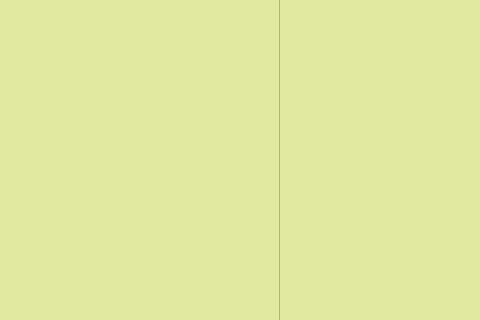
Qt form Game/mainwindow.ui (AkiKankaanpaa/Prog3Project) before a commit; both pictures show x 520 to 1000 and y 310 to 630 of the 1000 by 800 pixel window.
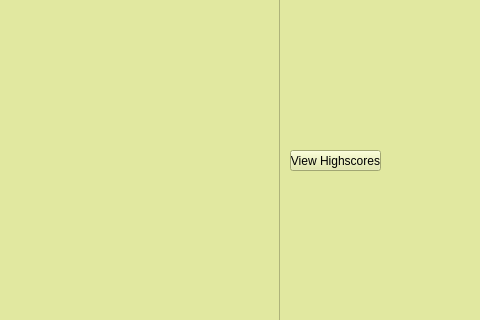
The same form after that commit.

Commit message: Added a highscore board, currently not sorting properly

The edit to the form file:
```diff
--- a/Game/mainwindow.ui
+++ b/Game/mainwindow.ui
@@ -153,6 +153,19 @@
      <string/>
     </property>
    </widget>
+   <widget class="QPushButton" name="highscoreButton">
+    <property name="geometry">
+     <rect>
+      <x>810</x>
+      <y>460</y>
+      <width>91</width>
+      <height>21</height>
+     </rect>
+    </property>
+    <property name="text">
+     <string>View Highscores</string>
+    </property>
+   </widget>
   </widget>
   <widget class="QMenuBar" name="menubar">
    <property name="geometry">
```
The commit also changes 7 other files.
